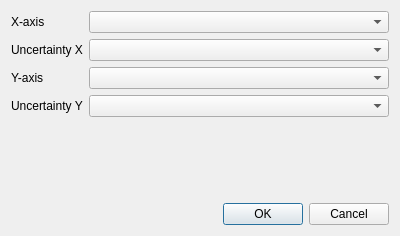
Before: the Qt Designer form src/tailor/resources/create_plot_dialog.ui in davidfokkema/tailor, drawn with Qt 5.
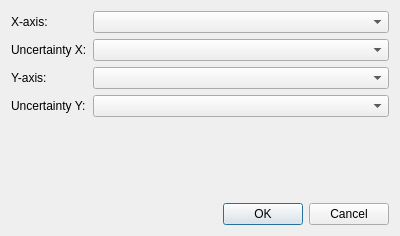
After: the same form once the commit is applied.

Commit message: Add colon to text labels

The edit to the form file:
```diff
--- a/src/tailor/resources/create_plot_dialog.ui
+++ b/src/tailor/resources/create_plot_dialog.ui
@@ -19,7 +19,7 @@
      <item row="0" column="0">
       <widget class="QLabel" name="xAxisLabel">
        <property name="text">
-        <string>X-axis</string>
+        <string>X-axis:</string>
        </property>
       </widget>
      </item>
@@ -29,7 +29,7 @@
      <item row="1" column="0">
       <widget class="QLabel" name="uncertaintyXLabel">
        <property name="text">
-        <string>Uncertainty X</string>
+        <string>Uncertainty X:</string>
        </property>
       </widget>
      </item>
@@ -39,7 +39,7 @@
      <item row="2" column="0">
       <widget class="QLabel" name="yAxisLabel">
        <property name="text">
-        <string>Y-axis</string>
+        <string>Y-axis:</string>
        </property>
       </widget>
      </item>
@@ -49,7 +49,7 @@
      <item row="3" column="0">
       <widget class="QLabel" name="uncertaintyYLabel">
        <property name="text">
-        <string>Uncertainty Y</string>
+        <string>Uncertainty Y:</string>
        </property>
       </widget>
      </item>
```
The commit also changes 3 other files.
